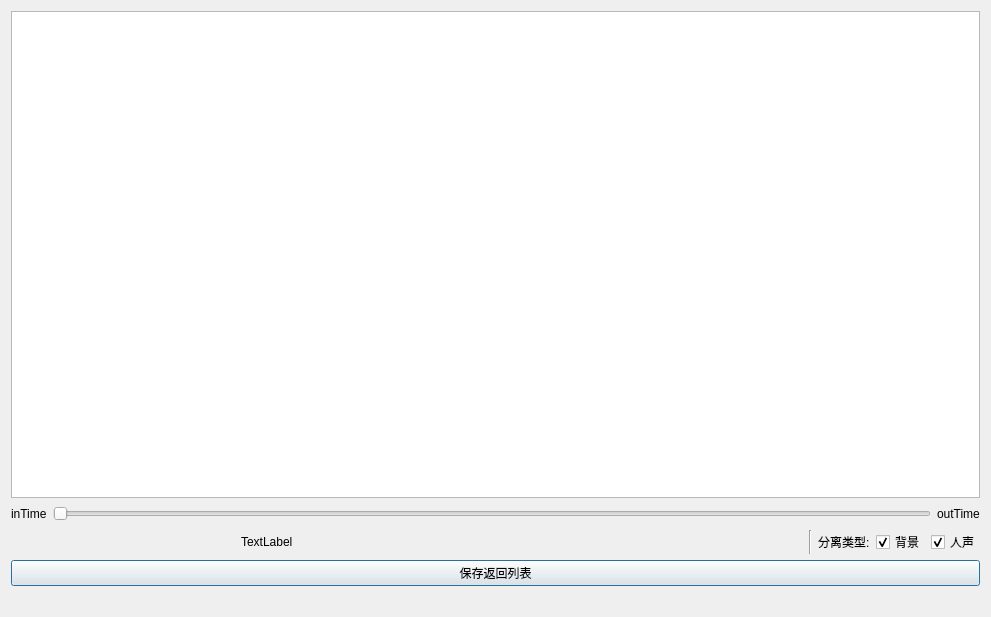
xiaoxixiaoxi/UVAIGC, file AudioVocalSeparationUI/VideoQtWidgets.ui: the form before one commit.
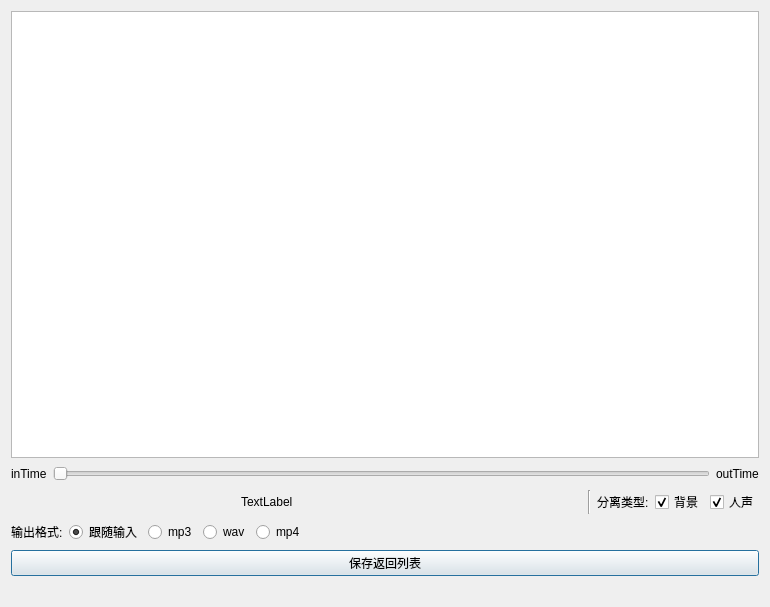
The form after the commit. Icons and pictures are not drawn. Custom widgets are drawn as their Qt base class.

Patch:
```diff
--- a/AudioVocalSeparationUI/VideoQtWidgets.ui
+++ b/AudioVocalSeparationUI/VideoQtWidgets.ui
@@ -6,8 +6,8 @@
    <rect>
     <x>0</x>
     <y>0</y>
-    <width>991</width>
-    <height>617</height>
+    <width>770</width>
+    <height>607</height>
    </rect>
   </property>
   <property name="windowTitle">
@@ -189,6 +189,88 @@
      </item>
     </layout>
    </item>
+   <item>
+    <layout class="QHBoxLayout" name="horizontalLayout_6">
+     <item>
+      <widget class="QLabel" name="label_8">
+       <property name="text">
+        <string>输出格式:</string>
+       </property>
+      </widget>
+     </item>
+     <item>
+      <widget class="QRadioButton" name="default_radioButton">
+       <property name="text">
+        <string>跟随输入</string>
+       </property>
+       <property name="checked">
+        <bool>true</bool>
+       </property>
+       <attribute name="buttonGroup">
+        <string notr="true">suffix_buttonGroup</string>
+       </attribute>
+      </widget>
+     </item>
+     <item>
+      <widget class="QRadioButton" name="mp3_radioButton">
+       <property name="text">
+        <string>mp3</string>
+       </property>
+       <attribute name="buttonGroup">
+        <string notr="true">suffix_buttonGroup</string>
+       </attribute>
+      </widget>
+     </item>
+     <item>
+      <widget class="QRadioButton" name="wav_radioButton">
+       <property name="enabled">
+        <bool>true</bool>
+       </property>
+       <property name="mouseTracking">
+        <bool>true</bool>
+       </property>
+       <property name="text">
+        <string>wav</string>
+       </property>
+       <property name="checkable">
+        <bool>true</bool>
+       </property>
+       <property name="checked">
+        <bool>false</bool>
+       </property>
+       <property name="autoExclusive">
+        <bool>true</bool>
+       </property>
+       <attribute name="buttonGroup">
+        <string notr="true">suffix_buttonGroup</string>
+       </attribute>
+      </widget>
+     </item>
+     <item>
+      <widget class="QRadioButton" name="mp4_radioButton">
+       <property name="text">
+        <string>mp4</string>
+       </property>
+       <attribute name="buttonGroup">
+        <string notr="true">suffix_buttonGroup</string>
+       </attribute>
+      </widget>
+     </item>
+     <item>
+      <spacer name="horizontalSpacer_6">
+       <property name="orientation">
+        <enum>Qt::Horizontal</enum>
+       </property>
+       <property name="sizeHint" stdset="0">
+        <size>
+         <width>40</width>
+         <height>20</height>
+        </size>
+       </property>
+      </spacer>
+     </item>
+    </layout>
+   </item>
    <item>
     <layout class="QHBoxLayout" name="horizontalLayout_5">
      <item>
```
Left out of the diff: 3 changed lines with no effect on the pictures.
